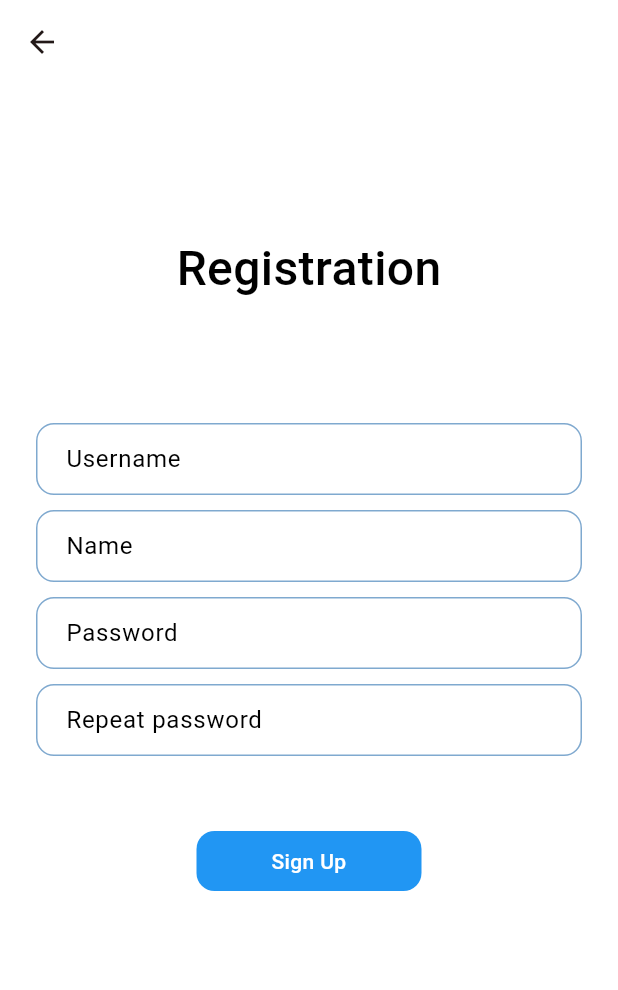
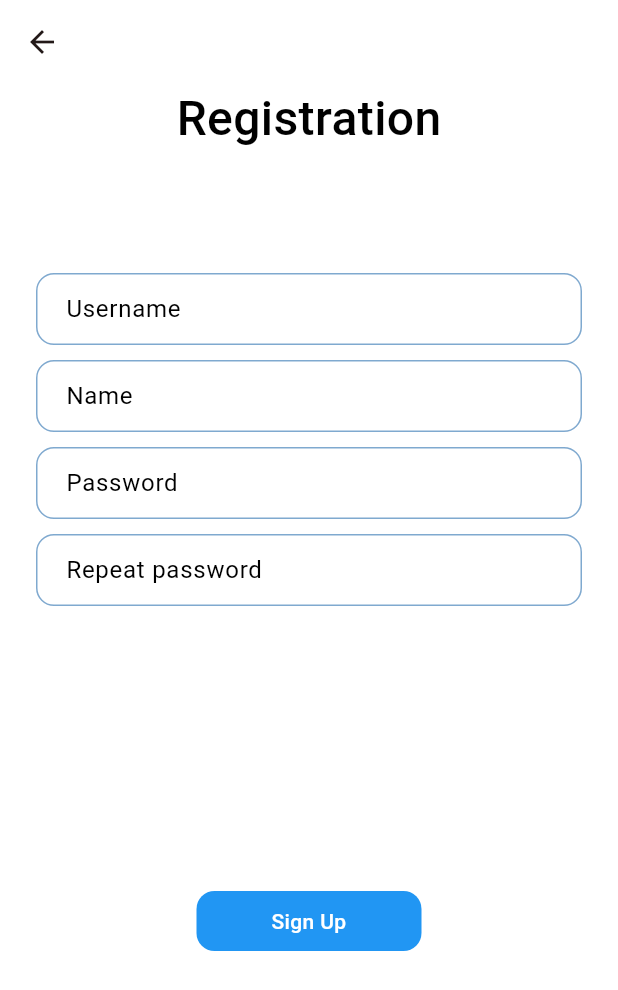
Before and after one commit to PeriyanAra/foundation_2, a Flutter app: the screen it shows after launch, after a tap on "Sign up", on a phone screen of 412 x 824 dp. Shown: the top 990 px of the screen. Run offline on Flutter 3.47's test engine with Material 2 defaults, Android fonts, the phone set to English and light mode, and no system bars; our stand-ins replace flutter_svg, get_it, shared_preferences; Roboto replaces fonts that are missing (OpenSans).

Commit message:
login/signup changes

```diff
--- a/lib/presentation/dimind_app.dart
+++ b/lib/presentation/dimind_app.dart
@@ -1,6 +1,6 @@
 import 'package:flutter/material.dart';
 import 'package:foundation_2/app/app_theme_mode/app_theme_mode.dart';
-import 'package:foundation_2/presentation/home/home_screen.dart';
+import 'package:foundation_2/presentation/log_in/login_screen.dart';
 import 'package:foundation_2/presentation/theme/dimind_theme.dart';
 import 'package:provider/provider.dart';
 
@@ -20,7 +20,7 @@ class _DimindAppState extends State<DimindApp> {
       theme: DimindTheme.light(),
       darkTheme: DimindTheme.dark(),
       themeMode: context.watch<AppThemeMode>().themeMode,
-      home: const HomeScreen(),
+      home: const LoginScreen(),
     );
   }
 }
--- a/lib/presentation/home/home_screen.dart
+++ /dev/null
@@ -1,16 +0,0 @@
-import 'package:flutter/material.dart';
-import 'package:foundation_2/presentation/log_in/login_screen.dart';
-
-class HomeScreen extends StatefulWidget {
-  const HomeScreen({super.key});
-
-  @override
-  State<HomeScreen> createState() => _HomeScreenState();
-}
-
-class _HomeScreenState extends State<HomeScreen> {
-  @override
-  Widget build(BuildContext context) {
-    return const LoginScreen();
-  }
-}
--- a/lib/presentation/log_in/login_screen.dart
+++ b/lib/presentation/log_in/login_screen.dart
@@ -22,7 +22,7 @@ class LoginScreen extends StatelessWidget {
             style: dimindLoginScreenTheme.welcomeTextStyle,
           ),
           const SizedBox(
-            height: 80,
+            height: 65,
           ),
           const LoginFields(),
           const SizedBox(
--- a/lib/presentation/log_in/widgets/buttons_section.dart
+++ b/lib/presentation/log_in/widgets/buttons_section.dart
@@ -1,6 +1,6 @@
 import 'package:flutter/material.dart';
 import 'package:foundation_2/presentation/common/widgets/custom_rounded_button.dart';
-import 'package:foundation_2/presentation/theme/dimind_colors_palette.dart';
+import 'package:foundation_2/presentation/theme/extensions/login_screen_theme.dart';
 
 class ButtonsSection extends StatelessWidget {
   const ButtonsSection({
@@ -14,13 +14,15 @@ class ButtonsSection extends StatelessWidget {
 
   @override
   Widget build(BuildContext context) {
+    final dimindLoginScreenTheme = DimindLoginScreenTheme.of(context);
+
     return Column(
       children: [
         CustomRoundedButton(
           isExpanded: false,
           text: 'Log In',
           onPressed: onLoginPressed,
-          backgroundColor: DimindColorsPalette.electricGreen,
+          backgroundColor: dimindLoginScreenTheme.greenColor,
         ),
         const SizedBox(
           height: 5,
@@ -34,7 +36,7 @@ class ButtonsSection extends StatelessWidget {
           onPressed: onGooglePressed,
           hasImage: true,
           imageAsset: 'assets/google_logo.svg',
-          backgroundColor: DimindColorsPalette.blue10,
+          backgroundColor: dimindLoginScreenTheme.lightBlue,
         ),
       ],
     );
--- a/lib/presentation/sign_up/signup_screen.dart
+++ b/lib/presentation/sign_up/signup_screen.dart
@@ -23,22 +23,16 @@ class SignupScreen extends StatelessWidget {
             'Registration',
             style: dimindSignupScreenTheme.registerTextStyle,
           ),
-          const SizedBox(
-            height: 80,
-          ),
+          const SizedBox(height: 80),
           const SignUpFields(),
-          const SizedBox(
-            height: 50,
-          ),
+          const Spacer(),
           CustomRoundedButton(
             text: 'Sign Up',
             backgroundColor: dimindSignupScreenTheme.blueColor,
             isExpanded: false,
             onPressed: () {},
           ),
-          const SizedBox(
-            height: 130,
-          ),
+          const Spacer()
         ],
       ),
     );
--- a/lib/presentation/theme/extensions/buttons_section_theme.dart
+++ /dev/null
@@ -1,42 +0,0 @@
-import 'package:flutter/material.dart';
-import 'package:foundation_2/presentation/theme/theme.dart';
-
-class DimindRoundedButtonTheme extends ThemeExtension<DimindRoundedButtonTheme> {
-  DimindRoundedButtonTheme({
-    required this.colorTheme,
-  });
-
-  final DimindColorTheme colorTheme;
-
-  BorderRadius get borderRadius => const BorderRadius.all(Radius.circular(12.0));
-
-  Color get loginButtonBackgroundColor => DimindColorsPalette.electricGreen;
-  Color get googleButtonBackgroundColor => DimindColorsPalette.electricGreen;
-
-  @override
-  ThemeExtension<DimindRoundedButtonTheme> copyWith({
-    DimindColorTheme? colorTheme,
-  }) {
-    return DimindRoundedButtonTheme(
-      colorTheme: colorTheme ?? this.colorTheme,
-    );
-  }
-
-  @override
-  ThemeExtension<DimindRoundedButtonTheme> lerp(
-    covariant ThemeExtension<DimindRoundedButtonTheme>? other,
-    double t,
-  ) {
-    if (other is! DimindRoundedButtonTheme) {
-      return this;
-    }
-
-    return DimindRoundedButtonTheme(
-      colorTheme: colorTheme,
-    );
-  }
-
-  static DimindRoundedButtonTheme of(BuildContext context) {
-    return Theme.of(context).extension<DimindRoundedButtonTheme>()!;
-  }
-}
--- a/lib/presentation/theme/extensions/login_screen_theme.dart
+++ b/lib/presentation/theme/extensions/login_screen_theme.dart
@@ -11,7 +11,7 @@ class DimindLoginScreenTheme extends ThemeExtension<DimindLoginScreenTheme> {
   double get horizontalPadding => 24.0;
 
   TextStyle get welcomeTextStyle => TextStyle(
-        fontWeight: FontWeight.w600,
+        fontWeight: FontWeight.w500,
         fontSize: 32,
         color: colorTheme.foregroundPrimary,
       );
@@ -21,6 +21,9 @@ class DimindLoginScreenTheme extends ThemeExtension<DimindLoginScreenTheme> {
         fontSize: 16,
         color: DimindColorsPalette.blue60,
       );
+
+  Color get greenColor => DimindColorsPalette.electricGreen;
+  Color get lightBlue => DimindColorsPalette.blue10;
 
   @override
   ThemeExtension<DimindLoginScreenTheme> copyWith({
```
